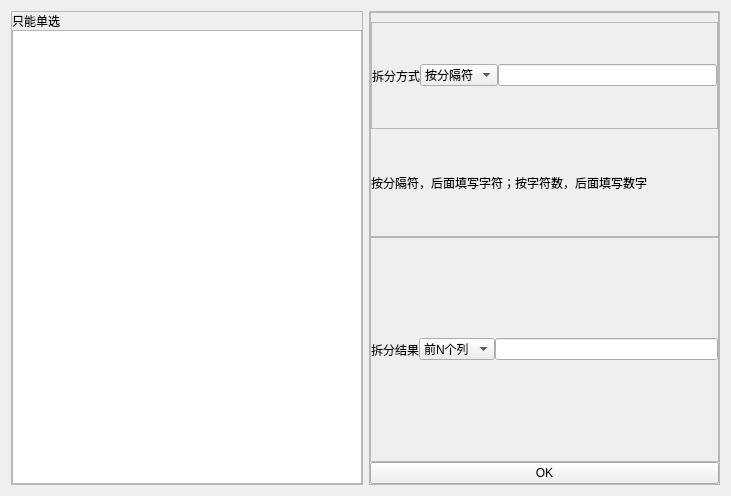
Qt form SciTools2/popup/clean/uipy/split_column.ui (xihuyu20000/learn-python) before a commit.
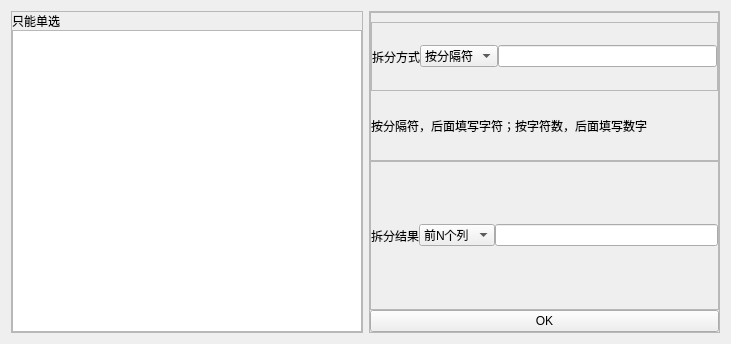
The same form after that commit.

```diff
--- a/SciTools2/popup/clean/uipy/split_column.ui
+++ b/SciTools2/popup/clean/uipy/split_column.ui
@@ -7,7 +7,7 @@
     <x>0</x>
     <y>0</y>
     <width>731</width>
-    <height>496</height>
+    <height>344</height>
    </rect>
   </property>
   <property name="windowTitle">
```
